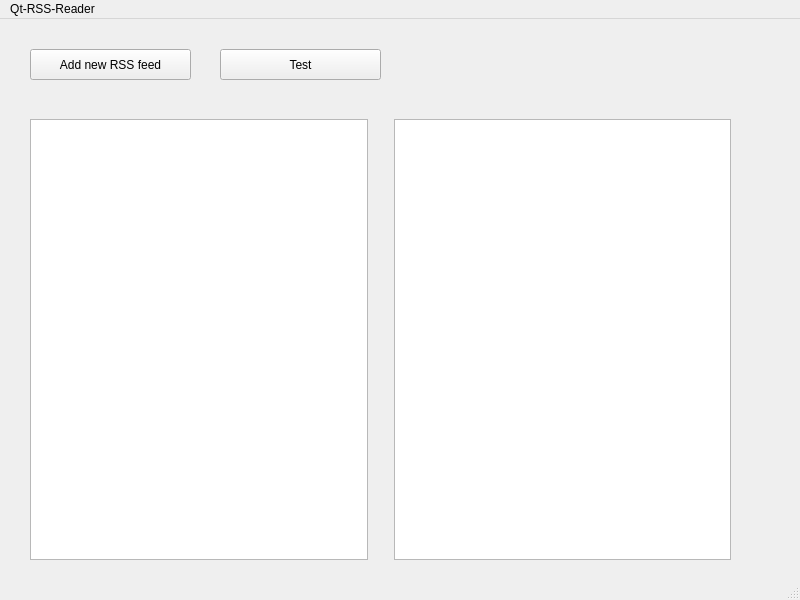
The window that frontend/qt-rss-frontend/mainwindow.ui (activatethefud/qt-rss-reader) describes before a commit, drawn with Qt 5.
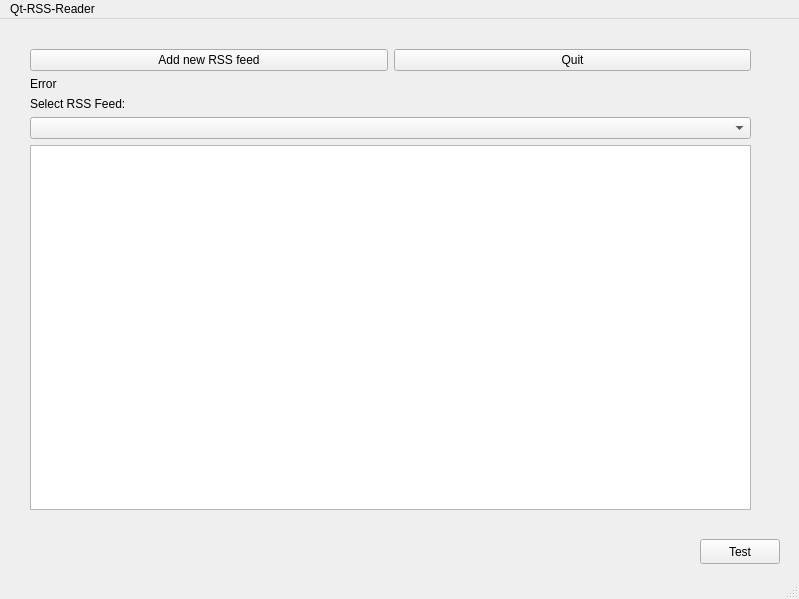
The same window after the commit.

Commit message: Table view for loaded RSS feeds. Validation for new RSS feed button.

```diff
--- a/frontend/qt-rss-frontend/mainwindow.ui
+++ b/frontend/qt-rss-frontend/mainwindow.ui
@@ -6,91 +6,509 @@
    <rect>
     <x>0</x>
     <y>0</y>
-    <width>800</width>
-    <height>600</height>
+    <width>799</width>
+    <height>599</height>
    </rect>
   </property>
+  <property name="maximumSize">
+   <size>
+    <width>799</width>
+    <height>599</height>
+   </size>
+  </property>
   <property name="windowTitle">
    <string>MainWindow</string>
   </property>
   <widget class="QWidget" name="centralwidget">
-   <widget class="QPushButton" name="btnNewFeed">
+   <widget class="QWidget" name="layoutWidget">
     <property name="geometry">
      <rect>
       <x>30</x>
       <y>30</y>
-      <width>161</width>
-      <height>31</height>
-     </rect>
-    </property>
-    <property name="text">
-     <string>Add new RSS feed</string>
-    </property>
-   </widget>
-   <widget class="QPushButton" name="btnTest">
-    <property name="geometry">
-     <rect>
-      <x>220</x>
-      <y>30</y>
-      <width>161</width>
-      <height>31</height>
-     </rect>
-    </property>
-    <property name="text">
-     <string>Test</string>
-    </property>
-   </widget>
-   <widget class="QWidget" name="horizontalLayoutWidget">
-    <property name="geometry">
-     <rect>
-      <x>30</x>
-      <y>100</y>
       <width>721</width>
-      <height>441</height>
+      <height>461</height>
      </rect>
     </property>
-    <layout class="QHBoxLayout" name="horizontalLayout">
+    <layout class="QVBoxLayout" name="verticalLayout">
      <item>
-      <widget class="QListView" name="listView"/>
+      <layout class="QHBoxLayout" name="horizontalLayout_2">
+       <item>
+        <widget class="QPushButton" name="btnNewFeed">
+         <property name="text">
+          <string>Add new RSS feed</string>
+         </property>
+        </widget>
+       </item>
+       <item>
+        <widget class="QPushButton" name="btnQuit">
+         <property name="text">
+          <string>Quit</string>
+         </property>
+        </widget>
+       </item>
+      </layout>
      </item>
      <item>
-      <spacer name="verticalSpacer">
-       <property name="orientation">
-        <enum>Qt::Vertical</enum>
+      <widget class="QLabel" name="lblError">
+       <property name="palette">
+        <palette>
+         <active>
+          <colorrole role="WindowText">
+           <brush brushstyle="SolidPattern">
+            <color alpha="255">
+             <red>255</red>
+             <green>0</green>
+             <blue>0</blue>
+            </color>
+           </brush>
+          </colorrole>
+          <colorrole role="Button">
+           <brush brushstyle="SolidPattern">
+            <color alpha="255">
+             <red>255</red>
+             <green>0</green>
+             <blue>0</blue>
+            </color>
+           </brush>
+          </colorrole>
+          <colorrole role="Light">
+           <brush brushstyle="SolidPattern">
+            <color alpha="255">
+             <red>255</red>
+             <green>127</green>
+             <blue>127</blue>
+            </color>
+           </brush>
+          </colorrole>
+          <colorrole role="Midlight">
+           <brush brushstyle="SolidPattern">
+            <color alpha="255">
+             <red>255</red>
+             <green>63</green>
+             <blue>63</blue>
+            </color>
+           </brush>
+          </colorrole>
+          <colorrole role="Dark">
+           <brush brushstyle="SolidPattern">
+            <color alpha="255">
+             <red>127</red>
+             <green>0</green>
+             <blue>0</blue>
+            </color>
+           </brush>
+          </colorrole>
+          <colorrole role="Mid">
+           <brush brushstyle="SolidPattern">
+            <color alpha="255">
+             <red>170</red>
+             <green>0</green>
+             <blue>0</blue>
+            </color>
+           </brush>
+          </colorrole>
+          <colorrole role="Text">
+           <brush brushstyle="SolidPattern">
+            <color alpha="255">
+             <red>0</red>
+             <green>0</green>
+             <blue>0</blue>
+            </color>
+           </brush>
+          </colorrole>
+          <colorrole role="BrightText">
+           <brush brushstyle="SolidPattern">
+            <color alpha="255">
+             <red>255</red>
+             <green>255</green>
+             <blue>255</blue>
+            </color>
+           </brush>
+          </colorrole>
+          <colorrole role="ButtonText">
+           <brush brushstyle="SolidPattern">
+            <color alpha="255">
+             <red>0</red>
+             <green>0</green>
+             <blue>0</blue>
+            </color>
+           </brush>
+          </colorrole>
+          <colorrole role="Base">
+           <brush brushstyle="SolidPattern">
+            <color alpha="255">
+             <red>255</red>
+             <green>255</green>
+             <blue>255</blue>
+            </color>
+           </brush>
+          </colorrole>
+          <colorrole role="Window">
+           <brush brushstyle="SolidPattern">
+            <color alpha="255">
+             <red>255</red>
+             <green>0</green>
+             <blue>0</blue>
+            </color>
+           </brush>
+          </colorrole>
+          <colorrole role="Shadow">
+           <brush brushstyle="SolidPattern">
+            <color alpha="255">
+             <red>0</red>
+             <green>0</green>
+             <blue>0</blue>
+            </color>
+           </brush>
+          </colorrole>
+          <colorrole role="AlternateBase">
+           <brush brushstyle="SolidPattern">
+            <color alpha="255">
+             <red>255</red>
+             <green>127</green>
+             <blue>127</blue>
+            </color>
+           </brush>
+          </colorrole>
+          <colorrole role="ToolTipBase">
+           <brush brushstyle="SolidPattern">
+            <color alpha="255">
+             <red>255</red>
+             <green>255</green>
+             <blue>220</blue>
+            </color>
+           </brush>
+          </colorrole>
+          <colorrole role="ToolTipText">
+           <brush brushstyle="SolidPattern">
+            <color alpha="255">
+             <red>0</red>
+             <green>0</green>
+             <blue>0</blue>
+            </color>
+           </brush>
+          </colorrole>
+         </active>
+         <inactive>
+          <colorrole role="WindowText">
+           <brush brushstyle="SolidPattern">
+            <color alpha="255">
+             <red>0</red>
+             <green>0</green>
+             <blue>0</blue>
+            </color>
+           </brush>
+          </colorrole>
+          <colorrole role="Button">
+           <brush brushstyle="SolidPattern">
+            <color alpha="255">
+             <red>239</red>
+             <green>239</green>
+             <blue>239</blue>
+            </color>
+           </brush>
+          </colorrole>
+          <colorrole role="Light">
+           <brush brushstyle="SolidPattern">
+            <color alpha="255">
+             <red>255</red>
+             <green>255</green>
+             <blue>255</blue>
+            </color>
+           </brush>
+          </colorrole>
+          <colorrole role="Midlight">
+           <brush brushstyle="SolidPattern">
+            <color alpha="255">
+             <red>202</red>
+             <green>202</green>
+             <blue>202</blue>
+            </color>
+           </brush>
+          </colorrole>
+          <colorrole role="Dark">
+           <brush brushstyle="SolidPattern">
+            <color alpha="255">
+             <red>159</red>
+             <green>159</green>
+             <blue>159</blue>
+            </color>
+           </brush>
+          </colorrole>
+          <colorrole role="Mid">
+           <brush brushstyle="SolidPattern">
+            <color alpha="255">
+             <red>184</red>
+             <green>184</green>
+             <blue>184</blue>
+            </color>
+           </brush>
+          </colorrole>
+          <colorrole role="Text">
+           <brush brushstyle="SolidPattern">
+            <color alpha="255">
+             <red>0</red>
+             <green>0</green>
+             <blue>0</blue>
+            </color>
+           </brush>
+          </colorrole>
+          <colorrole role="BrightText">
+           <brush brushstyle="SolidPattern">
+            <color alpha="255">
+             <red>255</red>
+             <green>255</green>
+             <blue>255</blue>
+            </color>
+           </brush>
+          </colorrole>
+          <colorrole role="ButtonText">
+           <brush brushstyle="SolidPattern">
+            <color alpha="255">
+             <red>0</red>
+             <green>0</green>
+             <blue>0</blue>
+            </color>
+           </brush>
+          </colorrole>
+          <colorrole role="Base">
+           <brush brushstyle="SolidPattern">
+            <color alpha="255">
+             <red>255</red>
+             <green>255</green>
+             <blue>255</blue>
+            </color>
+           </brush>
+          </colorrole>
+          <colorrole role="Window">
+           <brush brushstyle="SolidPattern">
+            <color alpha="255">
+             <red>239</red>
+             <green>239</green>
+             <blue>239</blue>
+            </color>
+           </brush>
+          </colorrole>
+          <colorrole role="Shadow">
+           <brush brushstyle="SolidPattern">
+            <color alpha="255">
+             <red>118</red>
+             <green>118</green>
+             <blue>118</blue>
+            </color>
+           </brush>
+          </colorrole>
+          <colorrole role="AlternateBase">
+           <brush brushstyle="SolidPattern">
+            <color alpha="255">
+             <red>247</red>
+             <green>247</green>
+             <blue>247</blue>
+            </color>
+           </brush>
+          </colorrole>
+          <colorrole role="ToolTipBase">
+           <brush brushstyle="SolidPattern">
+            <color alpha="255">
+             <red>255</red>
+             <green>255</green>
+             <blue>220</blue>
+            </color>
+           </brush>
+          </colorrole>
+          <colorrole role="ToolTipText">
+           <brush brushstyle="SolidPattern">
+            <color alpha="255">
+             <red>0</red>
+             <green>0</green>
+             <blue>0</blue>
+            </color>
+           </brush>
+          </colorrole>
+         </inactive>
+         <disabled>
+          <colorrole role="WindowText">
+           <brush brushstyle="SolidPattern">
+            <color alpha="255">
+             <red>127</red>
+             <green>0</green>
+             <blue>0</blue>
+            </color>
+           </brush>
+          </colorrole>
+          <colorrole role="Button">
+           <brush brushstyle="SolidPattern">
+            <color alpha="255">
+             <red>255</red>
+             <green>0</green>
+             <blue>0</blue>
+            </color>
+           </brush>
+          </colorrole>
+          <colorrole role="Light">
+           <brush brushstyle="SolidPattern">
+            <color alpha="255">
+             <red>255</red>
+             <green>127</green>
+             <blue>127</blue>
+            </color>
+           </brush>
+          </colorrole>
+          <colorrole role="Midlight">
+           <brush brushstyle="SolidPattern">
+            <color alpha="255">
+             <red>255</red>
+             <green>63</green>
+             <blue>63</blue>
+            </color>
+           </brush>
+          </colorrole>
+          <colorrole role="Dark">
+           <brush brushstyle="SolidPattern">
+            <color alpha="255">
+             <red>127</red>
+             <green>0</green>
+             <blue>0</blue>
+            </color>
+           </brush>
+          </colorrole>
+          <colorrole role="Mid">
+           <brush brushstyle="SolidPattern">
+            <color alpha="255">
+             <red>170</red>
+             <green>0</green>
+             <blue>0</blue>
+            </color>
+           </brush>
+          </colorrole>
+          <colorrole role="Text">
+           <brush brushstyle="SolidPattern">
+            <color alpha="255">
+             <red>127</red>
+             <green>0</green>
+             <blue>0</blue>
+            </color>
+           </brush>
+          </colorrole>
+          <colorrole role="BrightText">
+           <brush brushstyle="SolidPattern">
+            <color alpha="255">
+             <red>255</red>
+             <green>255</green>
+             <blue>255</blue>
+            </color>
+           </brush>
+          </colorrole>
+          <colorrole role="ButtonText">
+           <brush brushstyle="SolidPattern">
+            <color alpha="255">
+             <red>127</red>
+             <green>0</green>
+             <blue>0</blue>
+            </color>
+           </brush>
+          </colorrole>
+          <colorrole role="Base">
+           <brush brushstyle="SolidPattern">
+            <color alpha="255">
+             <red>255</red>
+             <green>0</green>
+             <blue>0</blue>
+            </color>
+           </brush>
+          </colorrole>
+          <colorrole role="Window">
+           <brush brushstyle="SolidPattern">
+            <color alpha="255">
+             <red>255</red>
+             <green>0</green>
+             <blue>0</blue>
+            </color>
+           </brush>
+          </colorrole>
+          <colorrole role="Shadow">
+           <brush brushstyle="SolidPattern">
+            <color alpha="255">
+             <red>177</red>
+             <green>177</green>
+             <blue>177</blue>
+            </color>
+           </brush>
+          </colorrole>
+          <colorrole role="AlternateBase">
+           <brush brushstyle="SolidPattern">
+            <color alpha="255">
+             <red>247</red>
+             <green>247</green>
+             <blue>247</blue>
+            </color>
+           </brush>
+          </colorrole>
+          <colorrole role="ToolTipBase">
+           <brush brushstyle="SolidPattern">
+            <color alpha="255">
+             <red>255</red>
+             <green>255</green>
+             <blue>220</blue>
+            </color>
+           </brush>
+          </colorrole>
+          <colorrole role="ToolTipText">
+           <brush brushstyle="SolidPattern">
+            <color alpha="255">
+             <red>0</red>
+             <green>0</green>
+             <blue>0</blue>
+            </color>
+           </brush>
+          </colorrole>
+         </disabled>
+        </palette>
        </property>
-       <property name="sizeHint" stdset="0">
-        <size>
-         <width>20</width>
-         <height>40</height>
-        </size>
+       <property name="text">
+        <string>Error</string>
        </property>
-      </spacer>
+      </widget>
      </item>
      <item>
-      <widget class="QListView" name="listView_2"/>
+      <widget class="QLabel" name="label">
+       <property name="text">
+        <string>Select RSS Feed:</string>
+       </property>
+      </widget>
      </item>
      <item>
-      <spacer name="verticalSpacer_2">
-       <property name="orientation">
-        <enum>Qt::Vertical</enum>
-       </property>
-       <property name="sizeHint" stdset="0">
-        <size>
-         <width>20</width>
-         <height>40</height>
-        </size>
-       </property>
-      </spacer>
+      <widget class="QComboBox" name="comboBoxFeeds"/>
+     </item>
+     <item>
+      <layout class="QHBoxLayout" name="horizontalLayout">
+       <item>
+        <widget class="QTableView" name="tableView"/>
+       </item>
+      </layout>
      </item>
     </layout>
    </widget>
+   <widget class="QPushButton" name="btnTest">
+    <property name="geometry">
+     <rect>
+      <x>700</x>
+      <y>520</y>
+      <width>80</width>
+      <height>25</height>
+     </rect>
+    </property>
+    <property name="text">
+     <string>Test</string>
+    </property>
+   </widget>
   </widget>
   <widget class="QMenuBar" name="menubar">
    <property name="geometry">
     <rect>
      <x>0</x>
      <y>0</y>
-     <width>800</width>
+     <width>799</width>
      <height>22</height>
     </rect>
    </property>
```
The commit also changes 11 other files.
